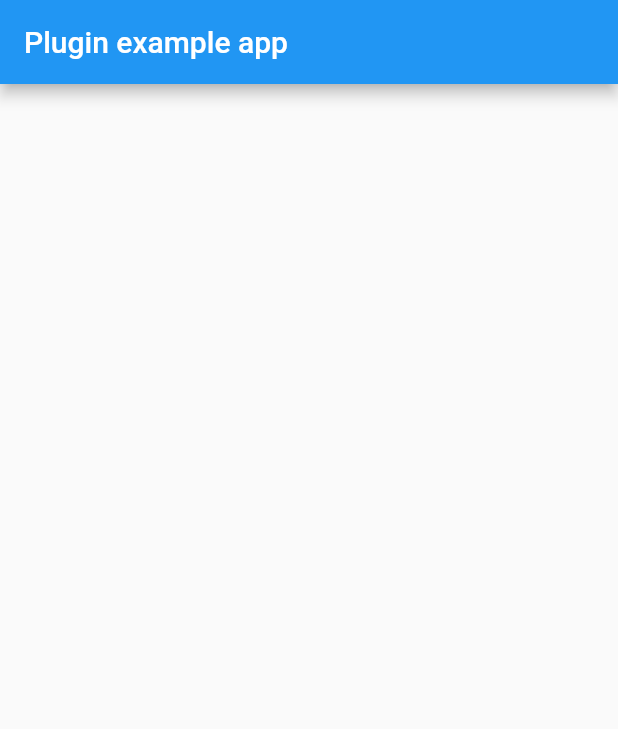
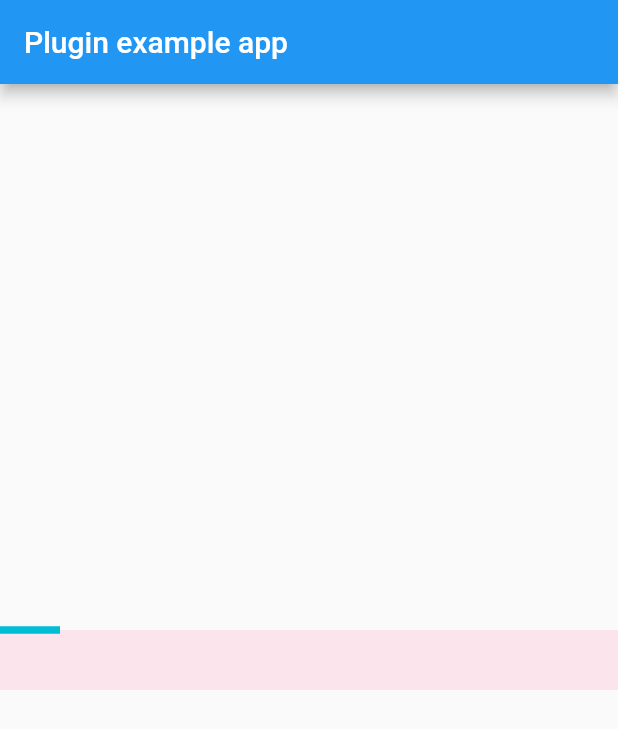
Before and after one commit to moneer-muntazah/linear_stages_bar, a Flutter app: the screen it shows after launch, on a phone screen of 412 x 824 dp. Shown: the top 729 px of the screen. Run offline on Flutter 3.47's test engine with Material 2 defaults, Android fonts, the phone set to English and light mode, and no system bars.

Commit message:
working still

```diff
--- a/example/lib/main.dart
+++ b/example/lib/main.dart
@@ -1,7 +1,4 @@
 import 'package:flutter/material.dart';
-
-//import 'dart:async';
-//import 'package:flutter/services.dart';
 import 'package:linear_stages_bar/linear_stages_bar.dart';
 
 void main() {
@@ -14,33 +11,11 @@ class MyApp extends StatefulWidget {
 }
 
 class _MyAppState extends State<MyApp> {
-  String _platformVersion = 'Unknown';
 
   @override
   void initState() {
     super.initState();
-    //initPlatformState();
   }
-
-  // // Platform messages are asynchronous, so we initialize in an async method.
-  // Future<void> initPlatformState() async {
-  //   String platformVersion;
-  //   // Platform messages may fail, so we use a try/catch PlatformException.
-  //   try {
-  //     platformVersion = await LinearStagesBar.platformVersion;
-  //   } on PlatformException {
-  //     platformVersion = 'Failed to get platform version.';
-  //   }
-  //
-  //   // If the widget was removed from the tree while the asynchronous platform
-  //   // message was in flight, we want to discard the reply rather than calling
-  //   // setState to update our non-existent appearance.
-  //   if (!mounted) return;
-  //
-  //   setState(() {
-  //     _platformVersion = platformVersion;
-  //   });
-  // }
 
   @override
   Widget build(BuildContext context) {
@@ -52,10 +27,28 @@ class _MyAppState extends State<MyApp> {
         body: Center(
           child: Container(
             // color: Colors.lightGreen,
-            child: LinearStagesBar(
-              presentColor: Colors.cyan,
-              pastColor: Colors.redAccent,
-              futureColor: Colors.blueGrey,
+            child: Container(
+              color: Colors.pink[50],
+              child: LinearStagesBar(
+                presentColor: Colors.cyan,
+                pastColor: Colors.redAccent,
+                futureColor: Colors.blueGrey,
+                stages: <Stage>[
+                  const Stage(
+                    text: "one",
+                    status: StageStatus.past
+                  ),
+                  const Stage(
+                      text: "two",
+                      status: StageStatus.present
+                  ),
+                  const Stage(
+                      text: "three",
+                      status: StageStatus.future
+                  )
+                ],
+                lastStageIsCancel: true,
+              ),
             ),
           ),
         ),
--- a/lib/linear_stages_bar.dart
+++ b/lib/linear_stages_bar.dart
@@ -1,18 +1,37 @@
 import 'package:flutter/material.dart';
 import 'package:flutter/widgets.dart';
 import 'package:flutter/foundation.dart';
+
+enum StageStatus { past, present, future }
+
+/// A PDS
+@immutable
+class Stage {
+  final String text;
+  final StageStatus status;
+
+  const Stage({@required this.text, this.status = StageStatus.future})
+      : assert(text != null && status != null);
+}
 
 class LinearStagesBar extends LeafRenderObjectWidget {
   LinearStagesBar(
       {this.presentColor,
       this.pastColor,
       this.futureColor,
-      this.textDirection});
+      this.thumbsRadius,
+      this.lastStageIsCancel,
+      this.stages,
+      this.textDirection})
+      : assert(stages != null && stages.length >= 2);
 
-  final Color? presentColor;
-  final Color? pastColor;
-  final Color? futureColor;
-  final TextDirection? textDirection;
+  final Color presentColor;
+  final Color pastColor;
+  final Color futureColor;
+  final double thumbsRadius;
+  final bool lastStageIsCancel;
+  final List<Stage> stages;
+  final TextDirection textDirection;
 
   @override
   _RenderLinearStagesBar createRenderObject(BuildContext context) {
@@ -20,6 +39,9 @@ class LinearStagesBar extends LeafRenderObjectWidget {
         presentColor: presentColor ?? Theme.of(context).primaryColor,
         pastColor: pastColor ?? Theme.of(context).accentColor,
         futureColor: futureColor ?? Theme.of(context).backgroundColor,
+        thumbsRadius: thumbsRadius ?? 40.0,
+        lastStageIsCancel: lastStageIsCancel ?? false,
+        stages: stages ?? <Stage>[],
         textDirection: textDirection ?? Directionality.of(context));
   }
 
@@ -33,22 +55,25 @@ class LinearStagesBar extends LeafRenderObjectWidget {
 }
 
 class _RenderLinearStagesBar extends RenderBox {
-  static double _hardCodedDesiredHeight = 40;
   static double _hardCodedDesiredWidth = 200;
 
   _RenderLinearStagesBar(
-      {required Color presentColor,
-      required Color pastColor,
-      required Color futureColor,
-      required this.textDirection})
+      {@required Color presentColor,
+      @required Color pastColor,
+      @required Color futureColor,
+      @required double thumbsRadius,
+      @required List<Stage> stages,
+      @required this.textDirection,
+      @required this.lastStageIsCancel})
       : _presentColor = presentColor,
         _pastColor = pastColor,
-        _futureColor = futureColor;
+        _futureColor = futureColor,
+        _thumbsRadius = thumbsRadius,
+        _stages = stages;
 
   @override
   void performLayout() {
-    size = constraints
-        .constrain(Size(constraints.maxWidth, _hardCodedDesiredHeight));
+    size = constraints.constrain(Size(constraints.maxWidth, _thumbsRadius));
   }
 
   Color get presentColor => _presentColor;
@@ -78,7 +103,18 @@ class _RenderLinearStagesBar extends RenderBox {
     markNeedsPaint();
   }
 
+  List<Stage> get stages => _stages;
+  List<Stage> _stages;
+
+  set stages(List<Stage> stages) {
+    if (_stages == stages) return;
+    _stages = stages;
+    markNeedsPaint();
+  }
+
   TextDirection textDirection;
+  double _thumbsRadius;
+  bool lastStageIsCancel;
 
   @override
   double computeMinIntrinsicWidth(double height) => _hardCodedDesiredWidth;
@@ -87,10 +123,10 @@ class _RenderLinearStagesBar extends RenderBox {
   double computeMaxIntrinsicWidth(double height) => _hardCodedDesiredWidth;
 
   @override
-  double computeMinIntrinsicHeight(double width) => _hardCodedDesiredHeight;
+  double computeMinIntrinsicHeight(double width) => _thumbsRadius;
 
   @override
-  double computeMaxIntrinsicHeight(double width) => _hardCodedDesiredHeight;
+  double computeMaxIntrinsicHeight(double width) => _thumbsRadius;
 
   @override
   void paint(PaintingContext context, Offset offset) {
@@ -98,10 +134,17 @@ class _RenderLinearStagesBar extends RenderBox {
     // canvas.save();
     // canvas.translate(offset.dx, offset.dy);
 
+    final isRtl = textDirection == TextDirection.rtl;
+
+    final dy = size.height / 3;
+
+    final noSkipping =
+        lastStageIsCancel ? stages.last?.status != StageStatus.past : true;
+
     final presentPaint = Paint()
           ..color = presentColor
           ..style = PaintingStyle.stroke
-          ..strokeWidth = 2.0,
+          ..strokeWidth = 5.0,
         pastPaint = Paint()
           ..color = pastColor
           ..style = PaintingStyle.stroke
@@ -111,7 +154,9 @@ class _RenderLinearStagesBar extends RenderBox {
           ..style = PaintingStyle.stroke
           ..strokeWidth = 2.0;
 
-    //canvas.restore();
+    canvas.drawLine(Offset(0, 0), Offset(40.0, 0), presentPaint);
+
+    // canvas.restore();
   }
 
   @override
--- a/pubspec.yaml
+++ b/pubspec.yaml
@@ -5,7 +5,7 @@ author:
 homepage:
 
 environment:
-  sdk: ">=2.12.0-0 <3.0.0"
+  sdk: ">=2.7.0 <3.0.0"
   flutter: ">=1.20.0"
 
 dependencies:
```
Also changed, not shown: example/pubspec.lock, pubspec.lock, 1 other file.
